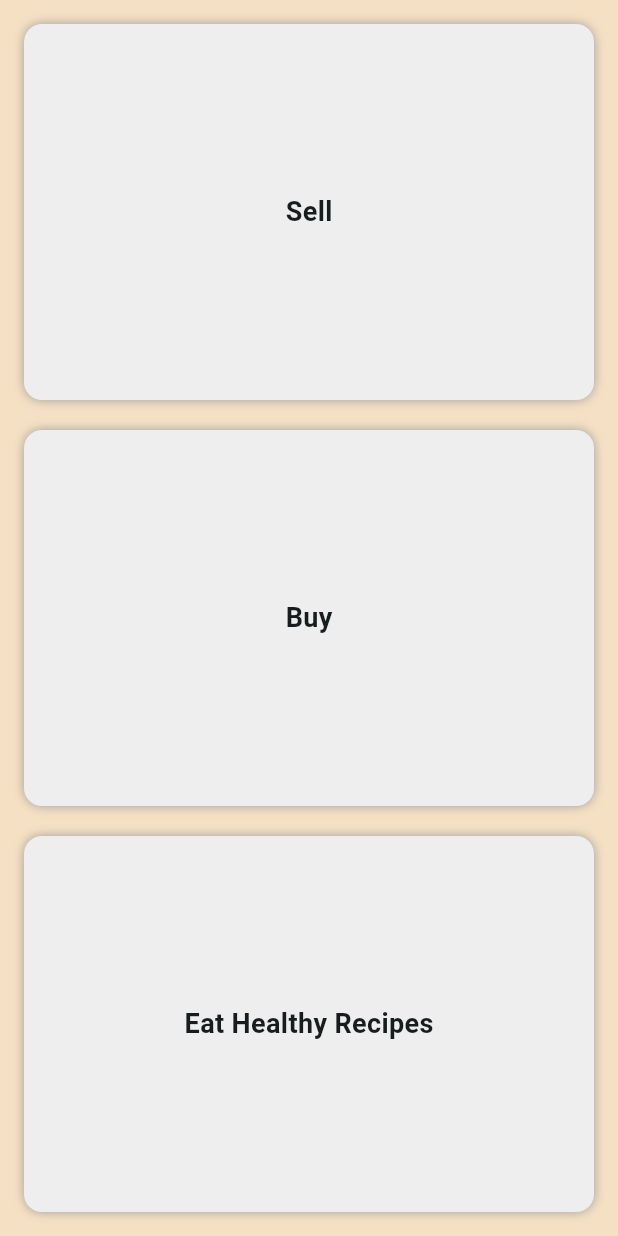
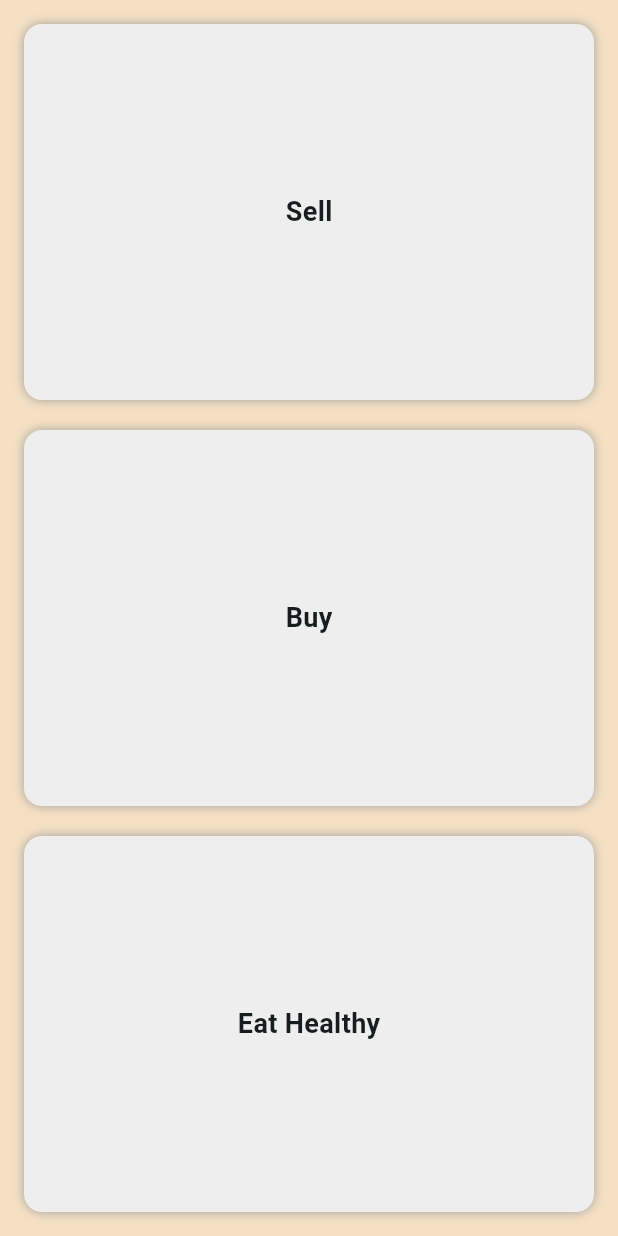
Before and after one commit to Hali57/FARMarket, a Flutter app: the MarketScreen screen opened by its route, on a phone screen of 412 x 824 dp. Run offline on Flutter 3.47's test engine with Material 3 defaults, Android fonts, the phone set to English and light mode, and no system bars; our stand-ins replace cloud_firestore, firebase_auth, firebase_core, firebase_storage, image_picker; missing offline and left inert: googleapis; accounts and stored records are empty; network calls fail.

Commit message:
modified the learning  screen

```diff
--- a/lib/screens/learning_screen.dart
+++ b/lib/screens/learning_screen.dart
@@ -13,7 +13,8 @@ class LearnAndGrowScreen extends StatelessWidget {
       create: (context) => ArticleProvider()..fetchArticles(),
       child: Scaffold(
         appBar: AppBar(
-          title: const Text('Recipes'),
+          backgroundColor: const Color(0xFFF5E0C3),
+          title: Center(child: const Text('Healthy Meals')),
         ),
         body: Consumer<ArticleProvider>(
           builder: (context, provider, child) {
--- a/lib/screens/market_screen.dart
+++ b/lib/screens/market_screen.dart
@@ -177,7 +177,7 @@ class _MarketScreenState extends State<MarketScreen> {
                         ),
                         child: const Center(
                           child: Text(
-                            'Eat Healthy Recipes',
+                            'Eat Healthy',
                             style: TextStyle(
                               fontSize: 18.0,
                               fontWeight: FontWeight.bold,
```
